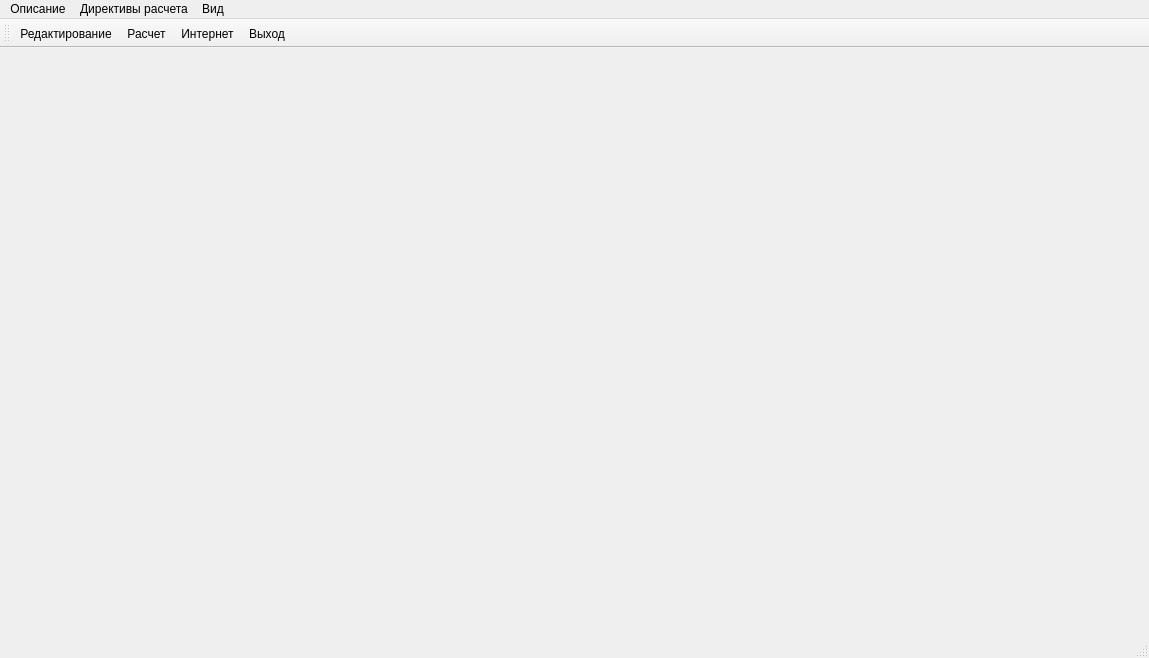
First picture: the form in mainwindow.ui, repository Ekop007/CSM, before the edit.
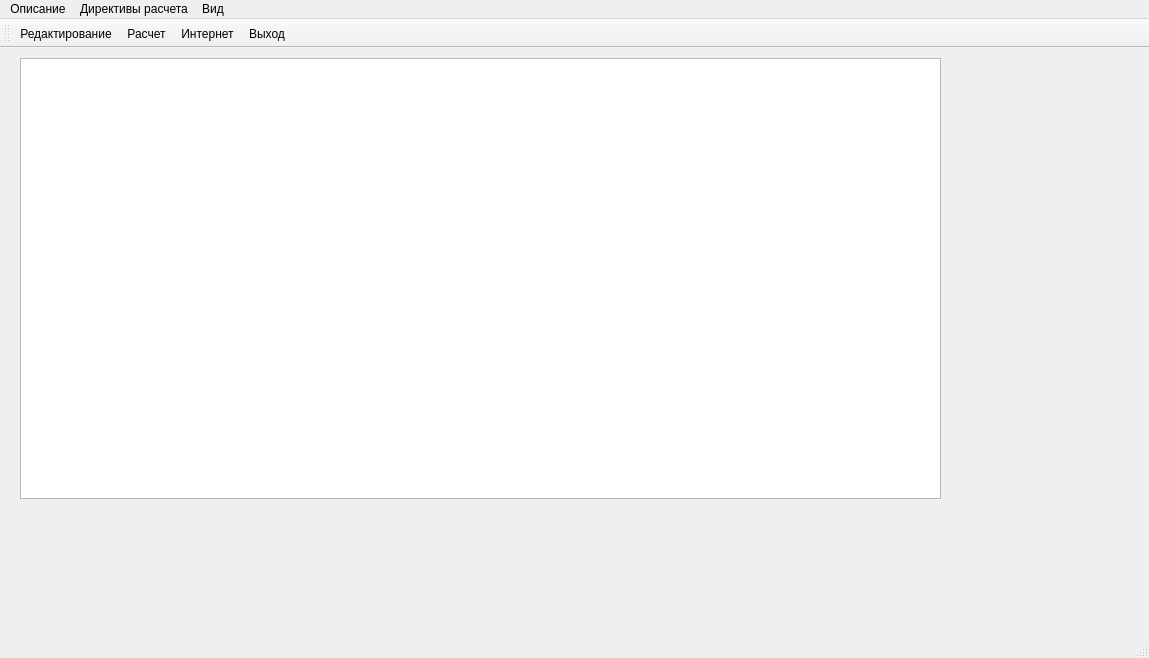
Second picture: the form after the edit.

The edit to the form file:
```diff
--- a/mainwindow.ui
+++ b/mainwindow.ui
@@ -13,7 +13,18 @@
   <property name="windowTitle">
    <string>Моделирование непрерывных систем</string>
   </property>
-  <widget class="QWidget" name="centralWidget"/>
+  <widget class="QWidget" name="centralWidget">
+   <widget class="QTextEdit" name="Logger">
+    <property name="geometry">
+     <rect>
+      <x>20</x>
+      <y>10</y>
+      <width>921</width>
+      <height>441</height>
+     </rect>
+    </property>
+   </widget>
+  </widget>
   <widget class="QMenuBar" name="menuBar">
    <property name="geometry">
     <rect>
```
